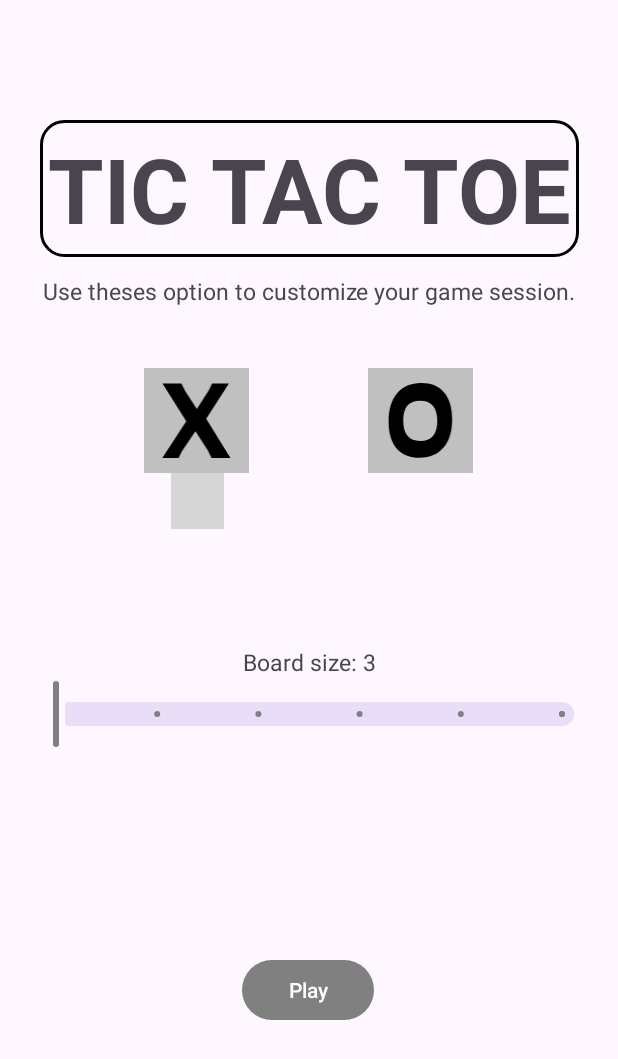
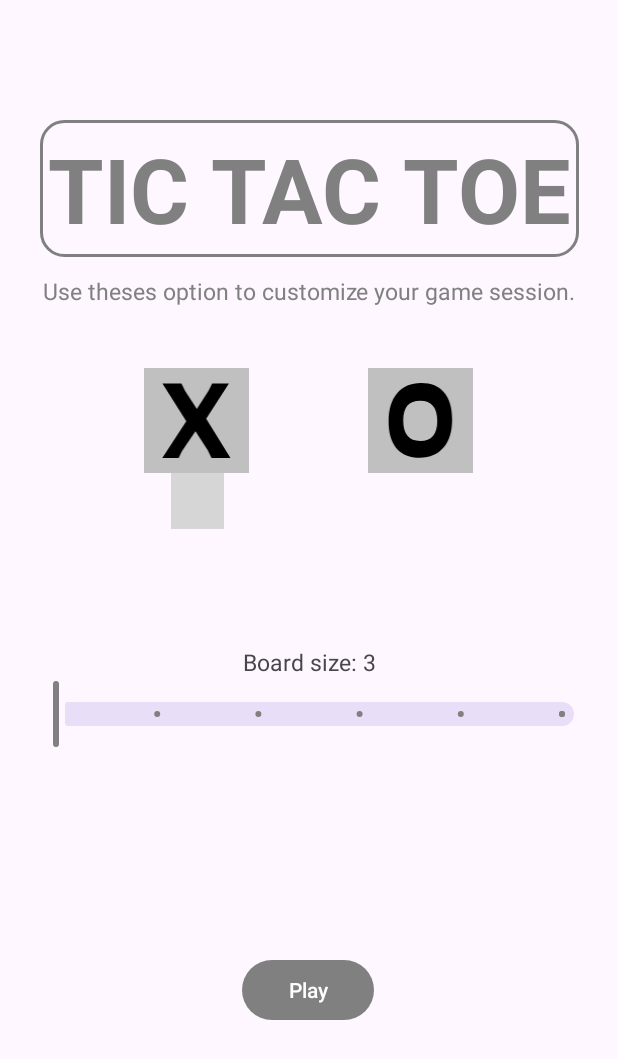
Before and after one commit to LannoySeb/TicTacToe, an Android app: the screen it shows after launch (MainActivity), on a phone screen of 412 x 824 dp. Shown: the top 1059 px of the screen. Run offline under Robolectric (Android 15) with nearby library versions, the phone set to English and light mode, and no system bars; our stand-ins replace navigation-ui; grey boxes are pictures that could not be loaded.

Commit message:
handle dark mode

```diff
--- a/app/src/main/res/layout/fragment_game.xml
+++ b/app/src/main/res/layout/fragment_game.xml
@@ -16,6 +16,7 @@
         app:layout_constraintStart_toStartOf="parent"
         app:layout_constraintTop_toTopOf="parent"
         android:background="@drawable/border"
+        android:backgroundTint="@color/gray"
         android:padding="10dp"/>
 
     <Button
--- a/app/src/main/res/layout/fragment_main_menu.xml
+++ b/app/src/main/res/layout/fragment_main_menu.xml
@@ -17,6 +17,8 @@
         app:layout_constraintStart_toStartOf="parent"
         app:layout_constraintTop_toTopOf="parent"
         android:background="@drawable/border"
+        android:backgroundTint="@color/gray"
+        android:textColor="@color/gray"
         android:padding="5dp"
         style="@style/MainTitleTextStyle"/>
 
@@ -26,6 +28,7 @@
         android:layout_width="wrap_content"
         android:layout_height="wrap_content"
         android:text="@string/main_menu_text"
+        android:textColor="@color/gray"
         app:layout_constraintBottom_toTopOf="@+id/playAsXButton"
         app:layout_constraintEnd_toEndOf="parent"
         app:layout_constraintStart_toStartOf="parent"
--- a/app/src/main/res/values-night/themes.xml
+++ b/app/src/main/res/values-night/themes.xml
@@ -2,6 +2,8 @@
     <!-- Base application theme. -->
     <style name="Base.Theme.Tictactoe" parent="Theme.Material3.DayNight.NoActionBar">
         <!-- Customize your dark theme here. -->
-        <!-- <item name="colorPrimary">@color/my_dark_primary</item> -->
+        <item name="colorPrimary">@color/gray</item>
+        <item name="android:windowBackground">#3c3c3d</item>
+        <item name="colorOnPrimary">#ffffff</item>
     </style>
 </resources>
--- a/app/src/main/res/values/style.xml
+++ b/app/src/main/res/values/style.xml
@@ -25,5 +25,6 @@
         <item name="android:layout_width">@dimen/menu_checkmark_width</item>
         <item name="android:visibility">gone</item>
         <item name="android:src">@drawable/checkmark</item>
+        <item name="tint">@color/gray</item>
     </style>
 </resources>
```
